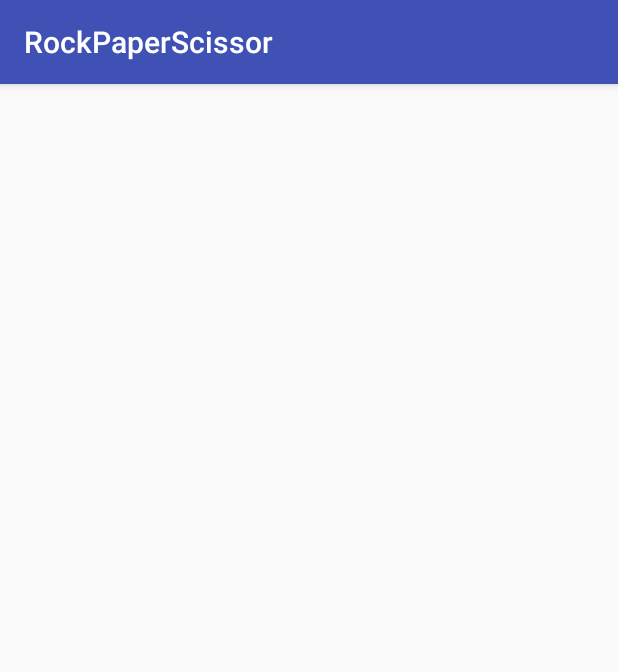
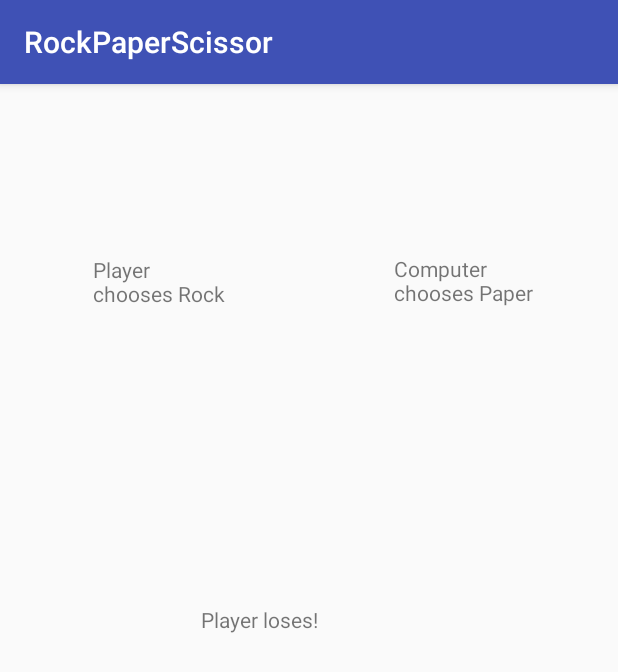
Before and after one commit to jli032/RockPaperScissor, an Android app: the screen it shows after launch (WinActivity), after a tap on "ROCK", on a phone screen of 412 x 824 dp. Shown: the top 672 px of the screen. Run offline under Robolectric (Android 15) with nearby library versions, the phone set to English and light mode, and no system bars.

Commit message:
Finished result screen. Now will show player and computer choices. Declares winner/tie on the result screen.

```diff
--- a/app/src/main/java/com/example/supremegoldieking/rockpaperscissor/MainActivity.java
+++ b/app/src/main/java/com/example/supremegoldieking/rockpaperscissor/MainActivity.java
@@ -6,8 +6,6 @@ import android.os.Bundle;
 import android.view.View;
 import android.widget.Button;
 
-import java.util.Random;
-
 public class MainActivity extends AppCompatActivity {
 
     @Override
@@ -15,16 +13,32 @@ public class MainActivity extends AppCompatActivity {
         super.onCreate(savedInstanceState);
         setContentView(R.layout.activity_main);
 
-        final Random rand = new Random();
-        int compChoice = rand.nextInt(3) + 1;
-
         Button rockButton = findViewById(R.id.rockButton);
         rockButton.setOnClickListener(new View.OnClickListener() {
             @Override
             public void onClick(View view) {
+                Intent winIntent = new Intent(getApplicationContext(), WinActivity.class);
+                winIntent.putExtra("playerChoice", "Rock");
+                startActivity(winIntent);
+            }
+        });
 
-                //If the player wins.
+        Button paperButton = findViewById(R.id.paperButton);
+        paperButton.setOnClickListener(new View.OnClickListener() {
+            @Override
+            public void onClick(View view) {
                 Intent winIntent = new Intent(getApplicationContext(), WinActivity.class);
+                winIntent.putExtra("playerChoice", "Paper");
+                startActivity(winIntent);
+            }
+        });
+
+        Button scissorButton = findViewById(R.id.scissorButton);
+        scissorButton.setOnClickListener(new View.OnClickListener() {
+            @Override
+            public void onClick(View view) {
+                Intent winIntent = new Intent(getApplicationContext(), WinActivity.class);
+                winIntent.putExtra("playerChoice", "Scissors");
                 startActivity(winIntent);
             }
         });
--- a/app/src/main/java/com/example/supremegoldieking/rockpaperscissor/WinActivity.java
+++ b/app/src/main/java/com/example/supremegoldieking/rockpaperscissor/WinActivity.java
@@ -2,12 +2,80 @@ package com.example.supremegoldieking.rockpaperscissor;
 
 import android.support.v7.app.AppCompatActivity;
 import android.os.Bundle;
+import android.widget.TextView;
+
+import org.w3c.dom.Text;
+
+import java.util.Random;
 
 public class WinActivity extends AppCompatActivity {
+
+    String whoWin(String player, String comp) {
+        if (player.equals(comp))
+            return "It is a tie!";
+
+        if (player.equals("Rock")) {
+            if (comp.equals("Scissors"))
+                return "Player wins!";
+            else
+                return "Player loses!";
+        }
+        else if (player.equals("Paper")) {
+            if (comp.equals("Rock"))
+                return "Player wins!";
+            else
+                return "Player loses!";
+        }
+        else { //Player chooses scissors
+            if (comp.equals("Paper"))
+                return "Player wins!";
+            else
+                return "Player loses!";
+        }
+    }
+
+    String decodeChoice(String num) {
+        String result;
+
+        switch(num) {
+            case "1":
+                result = "Rock";
+                break;
+            case "2":
+                result = "Paper";
+                break;
+            case "3":
+                result = "Scissors";
+                break;
+            default:
+                result = "Error";
+                break;
+        }
+
+        return result;
+    }
 
     @Override
     protected void onCreate(Bundle savedInstanceState) {
         super.onCreate(savedInstanceState);
         setContentView(R.layout.activity_win);
+
+        String playerString = "";
+        Random rand = new Random();
+        String compChoice = decodeChoice(String.valueOf(rand.nextInt(3) + 1));
+
+        TextView compChoiceView = findViewById(R.id.compChoiceView);
+        String compString = "Computer chooses " + compChoice;
+        compChoiceView.setText(compString);
+
+        if (getIntent().hasExtra("playerChoice")) {
+            TextView playerChoiceView = findViewById(R.id.playerChoiceView);
+            playerString = getIntent().getExtras().getString("playerChoice");
+            String pString = "Player chooses " + playerString;
+            playerChoiceView.setText(pString);
+        }
+
+        TextView resultView = findViewById(R.id.ResultView);
+        resultView.setText(whoWin(playerString, compChoice));
     }
 }
--- a/app/src/main/res/layout/activity_win.xml
+++ b/app/src/main/res/layout/activity_win.xml
@@ -6,4 +6,49 @@
     android:layout_height="match_parent"
     tools:context="com.example.supremegoldieking.rockpaperscissor.WinActivity">
 
+    <TextView
+        android:id="@+id/ResultView"
+        android:layout_width="144dp"
+        android:layout_height="73dp"
+        android:layout_marginBottom="8dp"
+        android:layout_marginEnd="8dp"
+        android:layout_marginStart="8dp"
+        android:layout_marginTop="8dp"
+        android:text=""
+        app:layout_constraintBottom_toBottomOf="parent"
+        app:layout_constraintEnd_toEndOf="parent"
+        app:layout_constraintStart_toStartOf="parent"
+        app:layout_constraintTop_toTopOf="parent" />
+
+    <TextView
+        android:id="@+id/playerChoiceView"
+        android:layout_width="94dp"
+        android:layout_height="71dp"
+        android:layout_marginBottom="8dp"
+        android:layout_marginEnd="8dp"
+        android:layout_marginStart="8dp"
+        android:layout_marginTop="8dp"
+        android:text=""
+        app:layout_constraintBottom_toBottomOf="parent"
+        app:layout_constraintEnd_toEndOf="parent"
+        app:layout_constraintHorizontal_bias="0.178"
+        app:layout_constraintStart_toStartOf="parent"
+        app:layout_constraintTop_toTopOf="parent"
+        app:layout_constraintVertical_bias="0.156" />
+
+    <TextView
+        android:id="@+id/compChoiceView"
+        android:layout_width="94dp"
+        android:layout_height="71dp"
+        android:layout_marginBottom="8dp"
+        android:layout_marginEnd="8dp"
+        android:layout_marginStart="8dp"
+        android:layout_marginTop="8dp"
+        android:text=""
+        app:layout_constraintBottom_toBottomOf="parent"
+        app:layout_constraintEnd_toEndOf="parent"
+        app:layout_constraintHorizontal_bias="0.843"
+        app:layout_constraintStart_toStartOf="parent"
+        app:layout_constraintTop_toTopOf="parent"
+        app:layout_constraintVertical_bias="0.155" />
 </android.support.constraint.ConstraintLayout>
--- a/app/src/main/res/values/strings.xml
+++ b/app/src/main/res/values/strings.xml
@@ -2,5 +2,5 @@
     <string name="app_name">RockPaperScissor</string>
     <string name="rock_name">Rock</string>
     <string name="paper_name">Paper</string>
-    <string name="scissor_name">Scissor</string>
+    <string name="scissor_name">Scissors</string>
 </resources>
```
